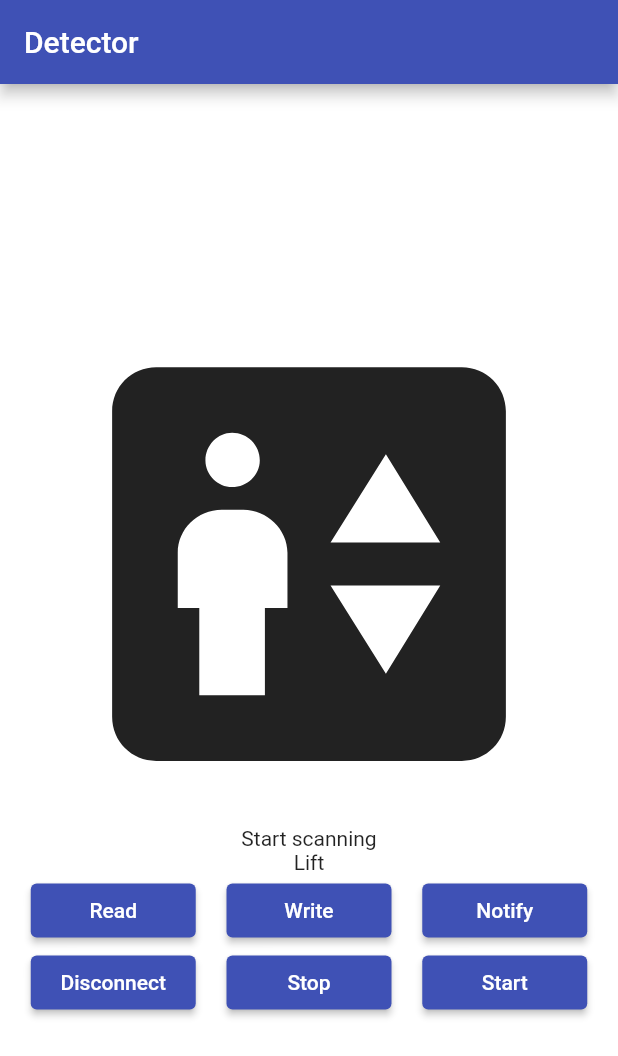
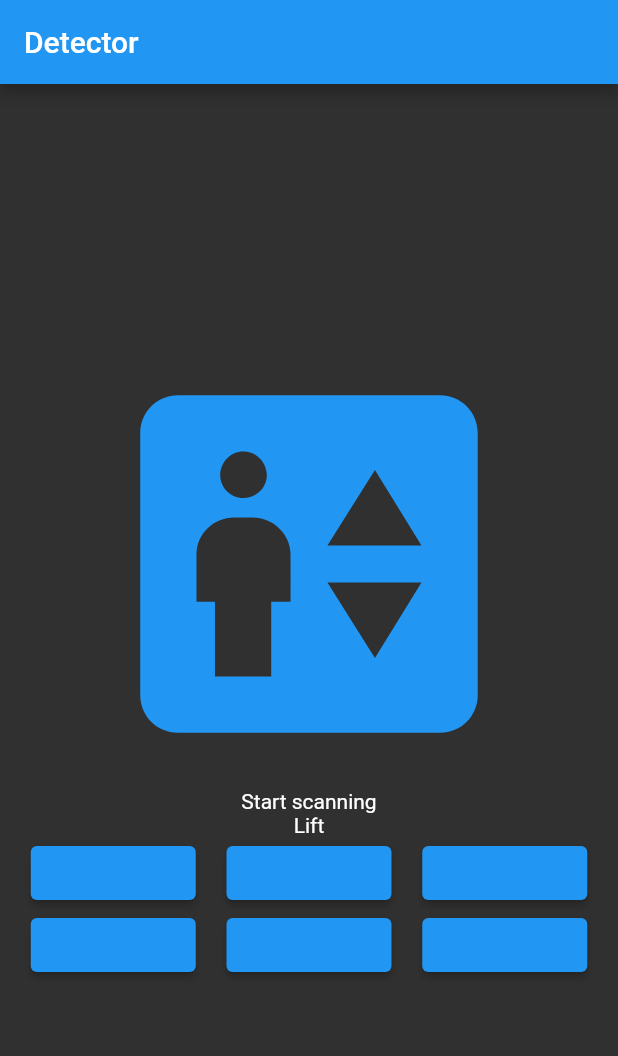
Before and after one commit to marvb19/ubi_sys_detector, a Flutter app: the screen it shows after launch, on a phone screen of 412 x 824 dp. Shown: the top 1056 px of the screen. Run offline on Flutter 3.47's test engine with Material 2 defaults, Android fonts, the phone set to English and light mode, and no system bars; our stand-ins replace flutter_blue.

Commit message:
new Design

```diff
--- a/lib/main.dart
+++ b/lib/main.dart
@@ -18,8 +18,15 @@ class MyApp extends StatelessWidget {
     return MaterialApp(
       title: 'Flutter Ubiquitous System Lab Application',
       theme: ThemeData(
-        primarySwatch: Colors.indigo,
+        brightness: Brightness.light,
+        /* light theme settings */
       ),
+      darkTheme: ThemeData(
+        brightness: Brightness.dark,
+        /* dark theme settings */
+      ),
+      themeMode: ThemeMode.dark,
+      debugShowCheckedModeBanner: false,
       home: const MyHomePage(title: 'Detector'),
     );
   }
@@ -46,24 +53,29 @@ class _MyHomePageState extends State<MyHomePage> {
     _activity = (_activity + 1) % 3;
   }
 
+  static const Color iconColor = Colors.blue;
+
   Widget activityIndicator() {
-    const double iconSize = 350;
+    const double iconSize = 300;
     switch (_activity) {
       case 1:
         ble_text = "Lift";
         return const Icon(
+          color: iconColor,
           Icons.elevator,
           size: iconSize,
         );
       case 2:
         ble_text = "Stair";
         return const Icon(
+          color: iconColor,
           Icons.stairs,
           size: iconSize,
         );
       default:
         ble_text = "other activity";
         return const Icon(
+          color: iconColor,
           Icons.close,
           size: iconSize,
         );
@@ -196,6 +208,7 @@ class _MyHomePageState extends State<MyHomePage> {
 
   ButtonStyle buttonStyle = ElevatedButton.styleFrom(
         fixedSize: Size(110, 30),
+        foregroundColor: Colors.blue
       );
 
   @override
@@ -203,8 +216,9 @@ class _MyHomePageState extends State<MyHomePage> {
     return Scaffold(
       appBar: AppBar(
         title: Text(widget.title),
+        backgroundColor: Colors.blue,
       ),
-      backgroundColor: Colors.white,
+      //backgroundColor: Colors.white,
       body: Center(
         child: Column(
           mainAxisAlignment: MainAxisAlignment.center,
```
